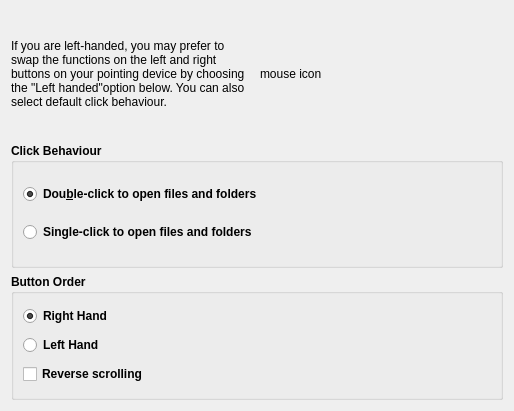
First picture: the form in kde4/kaptan4/src/gui/mouseWidget.ui, repository pars-linux/uludag, before the edit.
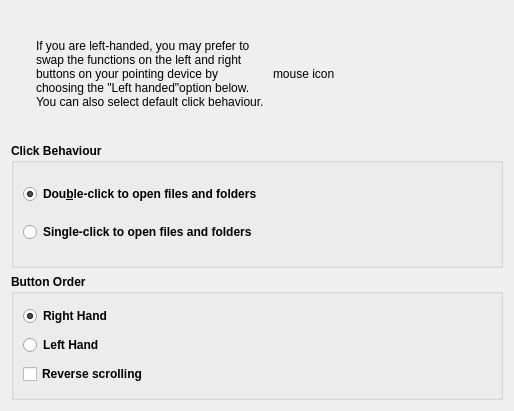
Second picture: the form after the edit.

Diff of the .ui file:
```diff
--- a/kde4/kaptan4/src/gui/mouseWidget.ui
+++ b/kde4/kaptan4/src/gui/mouseWidget.ui
@@ -21,6 +21,22 @@
     <layout class="QVBoxLayout" name="verticalLayout">
      <item>
       <layout class="QHBoxLayout" name="horizontalLayout">
+       <item>
+        <spacer name="horizontalSpacer">
+         <property name="orientation">
+          <enum>Qt::Horizontal</enum>
+         </property>
+         <property name="sizeType">
+          <enum>QSizePolicy::Fixed</enum>
+         </property>
+         <property name="sizeHint" stdset="0">
+          <size>
+           <width>25</width>
+           <height>20</height>
+          </size>
+         </property>
+        </spacer>
+       </item>
        <item>
         <widget class="QLabel" name="labelMouseDesc">
          <property name="text">
```
